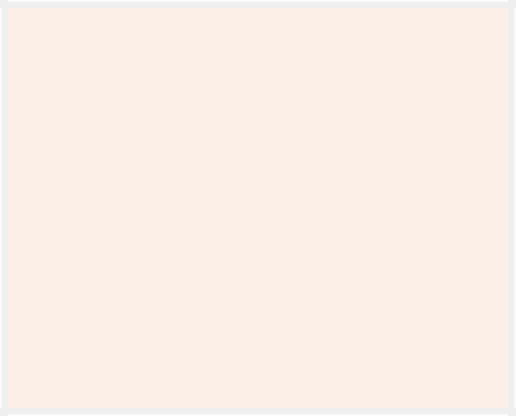
Before: the Qt Designer form ui/config.ui in MyEternalMoon/PyQt_mp3Player, drawn with Qt 5.
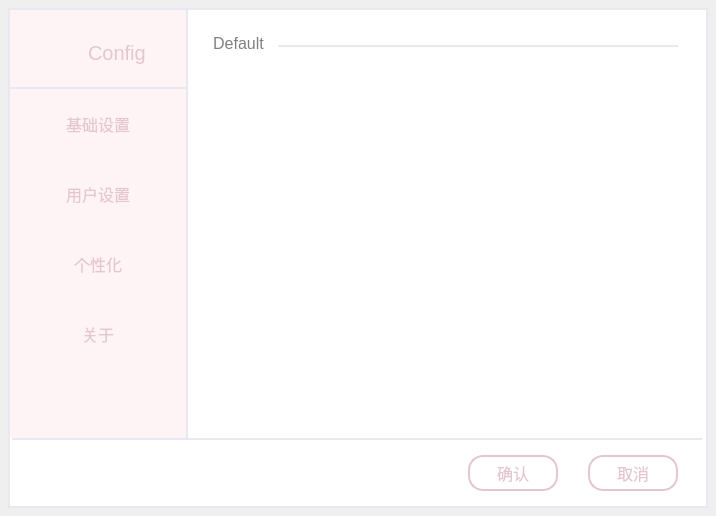
After: the same form once the commit is applied. Icons and pictures are not drawn.

```diff
--- a/ui/config.ui
+++ b/ui/config.ui
@@ -6,8 +6,8 @@
    <rect>
     <x>0</x>
     <y>0</y>
-    <width>516</width>
-    <height>416</height>
+    <width>716</width>
+    <height>516</height>
    </rect>
   </property>
   <property name="windowTitle">
@@ -21,79 +21,367 @@
     <rect>
      <x>8</x>
      <y>8</y>
-     <width>500</width>
-     <height>400</height>
+     <width>700</width>
+     <height>500</height>
     </rect>
    </property>
    <property name="styleSheet">
-    <string notr="true">
-background-color: rgb(252, 239, 232);
-border-color:grey</string>
+    <string notr="true">background:white;
+border-style:solid;
+border-width:2px;
+border-color:#e9e7ef</string>
    </property>
+   <widget class="Line" name="line">
+    <property name="geometry">
+     <rect>
+      <x>4</x>
+      <y>430</y>
+      <width>690</width>
+      <height>2</height>
+     </rect>
+    </property>
+    <property name="styleSheet">
+     <string notr="true">background-color: rgb(223, 223, 223);</string>
+    </property>
+    <property name="frameShadow">
+     <enum>QFrame::Raised</enum>
+    </property>
+    <property name="lineWidth">
+     <number>0</number>
+    </property>
+    <property name="orientation">
+     <enum>Qt::Horizontal</enum>
+    </property>
+   </widget>
+   <widget class="QPushButton" name="acceptButton">
+    <property name="geometry">
+     <rect>
+      <x>460</x>
+      <y>447</y>
+      <width>90</width>
+      <height>36</height>
+     </rect>
+    </property>
+    <property name="font">
+     <font>
+      <family>微软雅黑</family>
+      <pointsize>12</pointsize>
+      <weight>50</weight>
+      <bold>false</bold>
+      <kerning>true</kerning>
+     </font>
+    </property>
+    <property name="cursor">
+     <cursorShape>PointingHandCursor</cursorShape>
+    </property>
+    <property name="styleSheet">
+     <string notr="true">QPushButton{border-radius:15px;
+border-width:2px;
+border-color:#e4c6d0;
+border-style:solid;
+background:white;
+color:#e4c6d0;
+}
+QPushButton:hover{color:#bc64a4}
+</string>
+    </property>
+    <property name="text">
+     <string>确认</string>
+    </property>
+   </widget>
+   <widget class="QPushButton" name="rejectButton">
+    <property name="geometry">
+     <rect>
+      <x>580</x>
+      <y>447</y>
+      <width>90</width>
+      <height>36</height>
+     </rect>
+    </property>
+    <property name="font">
+     <font>
+      <family>微软雅黑</family>
+      <pointsize>12</pointsize>
+     </font>
+    </property>
+    <property name="cursor">
+     <cursorShape>PointingHandCursor</cursorShape>
+    </property>
+    <property name="styleSheet">
+     <string notr="true">QPushButton{border-radius:15px;
+border-width:2px;
+border-color:#e4c6d0;
+border-style:solid;
+background:white;
+color:#e4c6d0;
+}QPushButton:hover{color:#bc64a4}</string>
+    </property>
+    <property name="text">
+     <string>取消</string>
+    </property>
+   </widget>
+   <widget class="QListWidget" name="optionWidget">
+    <property name="geometry">
+     <rect>
+      <x>0</x>
+      <y>79</y>
+      <width>180</width>
+      <height>351</height>
+     </rect>
+    </property>
+    <property name="font">
+     <font>
+      <family>微软雅黑 Light</family>
+      <pointsize>12</pointsize>
+     </font>
+    </property>
+    <property name="styleSheet">
+     <string notr="true">QListWidget::item{min-height:70px;}
+QListWidget::item:selected:!active{
+background: #edd1d8;color:black}
+QListWidget::item:selected:active{
+background: #edd1d8;;color:black;border:none}
+QListWidget::item:hover{text-indent:9px;
+background-color: rgba(255, 240, 240, 240);;color:black}
+QListWidget
+{
+color:#e4c6d0;
+background-color:rgba(255, 244, 245, 245);
+border-bottom:none}</string>
+    </property>
+    <property name="frameShape">
+     <enum>QFrame::NoFrame</enum>
+    </property>
+    <property name="frameShadow">
+     <enum>QFrame::Sunken</enum>
+    </property>
+    <property name="lineWidth">
+     <number>0</number>
+    </property>
+    <property name="sizeAdjustPolicy">
+     <enum>QAbstractScrollArea::AdjustToContents</enum>
+    </property>
+    <property name="editTriggers">
+     <set>QAbstractItemView::NoEditTriggers</set>
+    </property>
+    <property name="selectionBehavior">
+     <enum>QAbstractItemView::SelectRows</enum>
+    </property>
+    <property name="flow">
+     <enum>QListView::TopToBottom</enum>
+    </property>
+    <property name="resizeMode">
+     <enum>QListView::Fixed</enum>
+    </property>
+    <property name="spacing">
+     <number>5</number>
+    </property>
+    <property name="viewMode">
+     <enum>QListView::ListMode</enum>
+    </property>
+    <property name="modelColumn">
+     <number>0</number>
+    </property>
+    <property name="batchSize">
+     <number>200</number>
+    </property>
+    <item>
+     <property name="text">
+      <string>基础设置</string>
+     </property>
+     <property name="textAlignment">
+      <set>AlignCenter</set>
+     </property>
+    </item>
+    <item>
+     <property name="text">
+      <string>用户设置</string>
+     </property>
+     <property name="textAlignment">
+      <set>AlignCenter</set>
+     </property>
+    </item>
+    <item>
+     <property name="text">
+      <string>个性化</string>
+     </property>
+     <property name="textAlignment">
+      <set>AlignCenter</set>
+     </property>
+    </item>
+    <item>
+     <property name="text">
+      <string>关于</string>
+     </property>
+     <property name="textAlignment">
+      <set>AlignCenter</set>
+     </property>
+    </item>
+   </widget>
+   <widget class="QLabel" name="label">
+    <property name="geometry">
+     <rect>
+      <x>0</x>
+      <y>2</y>
+      <width>180</width>
+      <height>77</height>
+     </rect>
+    </property>
+    <property name="styleSheet">
+     <string notr="true">border-bottom:none;
+border-top:none;
+background-color:rgba(255, 244, 245, 245)</string>
+    </property>
+    <property name="text">
+     <string/>
+    </property>
+   </widget>
+   <widget class="QLabel" name="optionLabel">
+    <property name="geometry">
+     <rect>
+      <x>190</x>
+      <y>20</y>
+      <width>81</width>
+      <height>30</height>
+     </rect>
+    </property>
+    <property name="font">
+     <font>
+      <family>Arial</family>
+      <pointsize>12</pointsize>
+      <kerning>false</kerning>
+     </font>
+    </property>
+    <property name="styleSheet">
+     <string notr="true">border:none;
+color:grey</string>
+    </property>
+    <property name="text">
+     <string>Default</string>
+    </property>
+    <property name="alignment">
+     <set>Qt::AlignCenter</set>
+    </property>
+    <property name="margin">
+     <number>0</number>
+    </property>
+   </widget>
+   <widget class="Line" name="line_2">
+    <property name="geometry">
+     <rect>
+      <x>270</x>
+      <y>37</y>
+      <width>400</width>
+      <height>2</height>
+     </rect>
+    </property>
+    <property name="lineWidth">
+     <number>0</number>
+    </property>
+    <property name="orientation">
+     <enum>Qt::Horizontal</enum>
+    </property>
+   </widget>
+   <widget class="QWidget" name="widget_2" native="true">
+    <property name="geometry">
+     <rect>
+      <x>200</x>
+      <y>70</y>
+      <width>480</width>
+      <height>330</height>
+     </rect>
+    </property>
+    <property name="styleSheet">
+     <string notr="true">border:none</string>
+    </property>
+    <widget class="QListWidget" name="speWidget">
+     <property name="geometry">
+      <rect>
+       <x>0</x>
+       <y>0</y>
+       <width>480</width>
+       <height>330</height>
+      </rect>
+     </property>
+     <property name="styleSheet">
+      <string notr="true">color:#e4c6d0;
+font-size:13px</string>
+     </property>
+    </widget>
+   </widget>
+   <widget class="QLabel" name="label_2">
+    <property name="geometry">
+     <rect>
+      <x>20</x>
+      <y>20</y>
+      <width>50</width>
+      <height>50</height>
+     </rect>
+    </property>
+    <property name="styleSheet">
+     <string notr="true">QLabel{border:none;
+background-color:rgba(255, 244, 245, 245);
+border-image: url(:/bg/config_hover.png);}
+QLabel:hover{border-image: url(:/bg/config.png);}
+</string>
+    </property>
+    <property name="text">
+     <string/>
+    </property>
+   </widget>
+   <widget class="QLabel" name="label_3">
+    <property name="geometry">
+     <rect>
+      <x>80</x>
+      <y>30</y>
+      <width>80</width>
+      <height>30</height>
+     </rect>
+    </property>
+    <property name="font">
+     <font>
+      <family>Arial</family>
+      <pointsize>15</pointsize>
+     </font>
+    </property>
+    <property name="styleSheet">
+     <string notr="true">border:none;
+color:#e4c6d0;
+background-color:rgba(255, 244, 245, 245)</string>
+    </property>
+    <property name="text">
+     <string>Config</string>
+    </property>
+   </widget>
   </widget>
-  <widget class="QLabel" name="label">
-   <property name="geometry">
-    <rect>
-     <x>8</x>
-     <y>0</y>
-     <width>500</width>
-     <height>8</height>
-    </rect>
-   </property>
-   <property name="styleSheet">
-    <string notr="true">background-color: qlineargradient(spread:pad, x1:0, y1:1, x2:0, y2:0, stop:0.65 rgba(252, 239, 232, 0), stop:1 rgba(255, 255, 255, 255));</string>
-   </property>
-   <property name="text">
-    <string/>
-   </property>
-  </widget>
-  <widget class="QLabel" name="label_2">
-   <property name="geometry">
-    <rect>
-     <x>8</x>
-     <y>408</y>
-     <width>500</width>
-     <height>8</height>
-    </rect>
-   </property>
-   <property name="styleSheet">
-    <string notr="true">background-color: qlineargradient(spread:pad, x1:0, y1:0, x2:0, y2:1, stop:0.65 rgba(252, 239, 232, 0), stop:1 rgba(255, 255, 255, 255));</string>
-   </property>
-   <property name="text">
-    <string/>
-   </property>
-  </widget>
-  <widget class="QLabel" name="label_3">
+  <widget class="QFrame" name="frame">
    <property name="geometry">
     <rect>
      <x>0</x>
-     <y>8</y>
-     <width>8</width>
-     <height>400</height>
+     <y>0</y>
+     <width>716</width>
+     <height>516</height>
     </rect>
    </property>
    <property name="styleSheet">
-    <string notr="true">background-color: qlineargradient(spread:reflect, x1:1, y1:0, x2:0, y2:0, stop:0.65 rgba(252, 239, 232, 0), stop:1 rgba(255, 255, 255, 255));</string>
+    <string notr="true">QFrame { 
+                             background-color: transparent;
+                             border-top: 8px solid qlineargradient(y0:0, y1:1,
+                                stop: 0 rgba(255, 244, 245, 245), stop: 1 transparent);
+                              border-left: 8px solid qlineargradient(x0:0, x1:1,
+                                stop: 0 rgba(255, 244, 245, 245), stop: 1 transparent);
+                             border-bottom: 8px solid qlineargradient(y0:0, y1:1,
+                                stop: 0 transparent, stop: 1  rgba(255, 244, 245, 245));
+                             border-right: 8px solid qlineargradient(x0:0, x1:1,
+                               stop:  0 transparent, stop: 1 rgba(255, 244, 245, 245));
+;}</string>
    </property>
-   <property name="text">
-    <string/>
+   <property name="frameShape">
+    <enum>QFrame::StyledPanel</enum>
    </property>
-  </widget>
-  <widget class="QLabel" name="label_4">
-   <property name="geometry">
-    <rect>
-     <x>508</x>
-     <y>8</y>
-     <width>8</width>
-     <height>400</height>
-    </rect>
+   <property name="frameShadow">
+    <enum>QFrame::Raised</enum>
    </property>
-   <property name="styleSheet">
-    <string notr="true">background-color: qlineargradient(spread:pad, x1:0, y1:1, x2:1, y2:1, stop:0.65 rgba(252, 239, 232, 0), stop:1 rgba(255, 255, 255, 255));</string>
-   </property>
-   <property name="text">
-    <string/>
-   </property>
   </widget>
  </widget>
  <resources>
```
Left out of the diff: 7 changed lines with no effect on the pictures.
